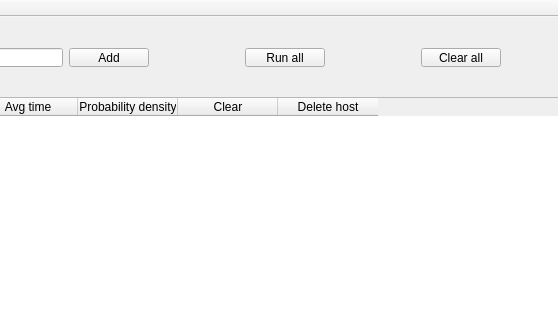
Before: the Qt Designer form mainwindow.ui in LibertyPaul/Pinger, drawn with Qt 5; both pictures show x 443 to 1001 and y 0 to 320 of the 1155 by 687 pixel window.
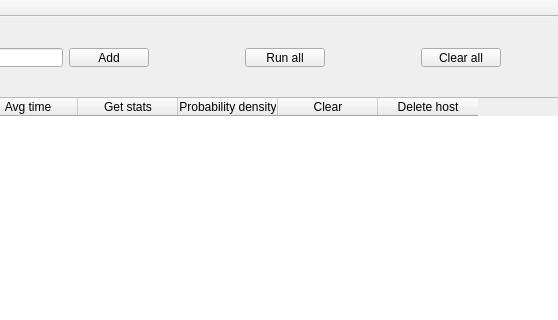
After: the same form once the commit is applied.

The edit to the form file:
```diff
--- a/mainwindow.ui
+++ b/mainwindow.ui
@@ -92,7 +92,7 @@
      <number>0</number>
     </property>
     <property name="columnCount">
-     <number>8</number>
+     <number>9</number>
     </property>
     <column>
      <property name="text">
@@ -124,6 +124,11 @@
       <string>Avg time</string>
      </property>
     </column>
+    <column>
+     <property name="text">
+      <string>Get stats</string>
+     </property>
+    </column>
     <column>
      <property name="text">
       <string>Probability density</string>
```
Left out of the diff: 2 changed lines with no effect on the pictures.
